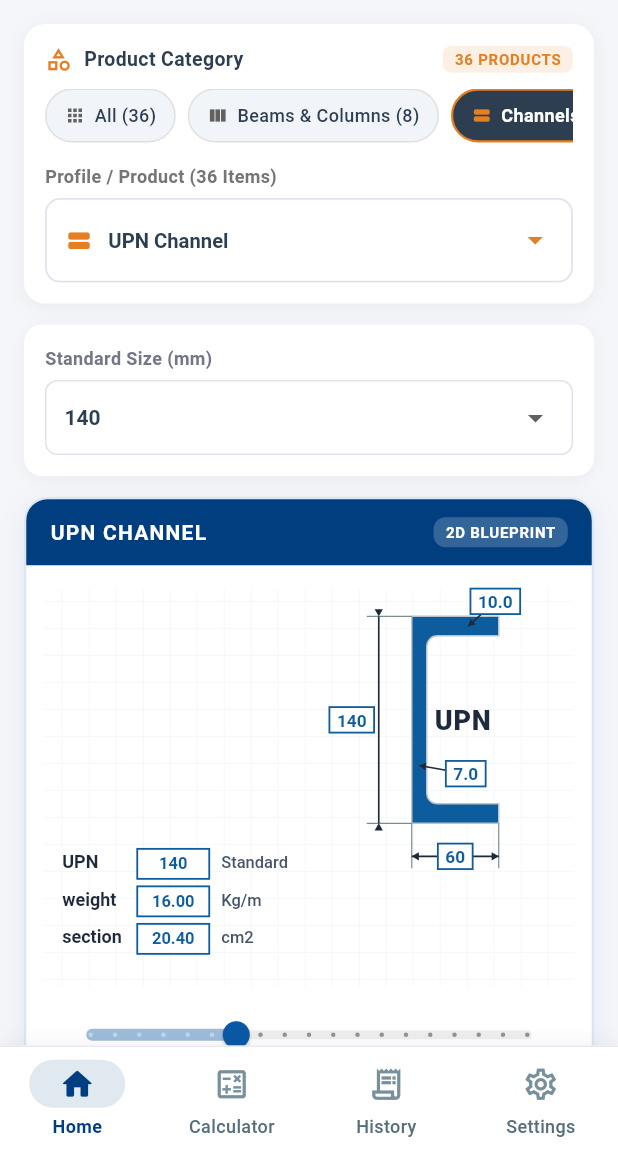
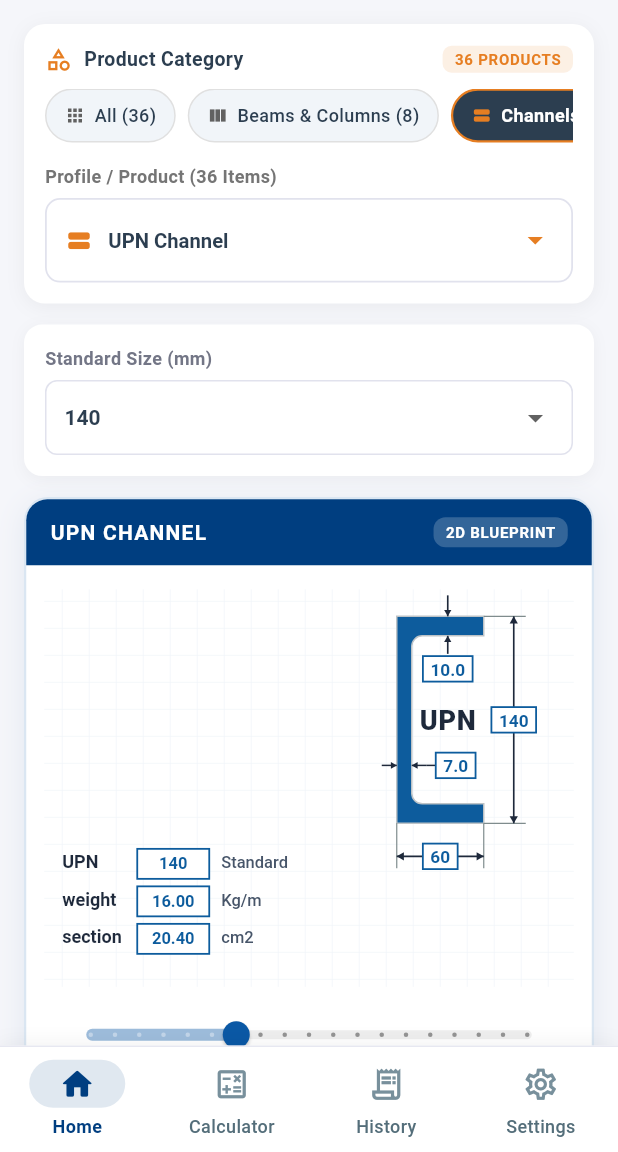
Before and after one commit to thasni-582/metal-weight-app, a Flutter app: the screen it shows after launch, after a tap on "Beams & Columns (8)", after a tap on "Channels (3)", on a phone screen of 412 x 824 dp, the part 84-1236 px from its top. Run offline on Flutter 3.47's test engine with Material 3 defaults, Android fonts, the phone set to English and light mode, and no system bars; our stand-ins replace hive_flutter, pdf, printing, share_plus, shared_preferences; accounts and stored records are empty.

Commit message:
Align channel 2D blueprint arrows and dimension layout to engineering standard

```diff
--- a/lib/screens/home/widgets/section_diagram_2d.dart
+++ b/lib/screens/home/widgets/section_diagram_2d.dart
@@ -983,7 +983,7 @@ class Section2DPainter extends CustomPainter {
     const double topY = 18.0;
 
     final double diagramRight = size.width - 12.0;
-    const double rightDimReserve = 38.0;
+    const double rightDimReserve = 48.0;
     final double startX = diagramRight - rightDimReserve - b;
 
     final Path path = Path();
@@ -1035,21 +1035,21 @@ class Section2DPainter extends CustomPainter {
     final double labelY = topY + (h - lp.height) / 2;
     lp.paint(canvas, Offset(labelX, labelY));
 
-    // Height Dim (Left)
-    final double hDimX = startX - 22.0;
     final Paint extPaint = Paint()
       ..color = const Color(0xFF7F8C8D)
       ..strokeWidth = 0.8;
-    canvas.drawLine(Offset(startX, topY), Offset(hDimX - 8.0, topY), extPaint);
-    canvas.drawLine(Offset(startX, topY + h), Offset(hDimX - 8.0, topY + h), extPaint);
-
     final Paint dimPaint = Paint()
       ..color = const Color(0xFF1E293B)
       ..strokeWidth = 1.1;
+
+    // Height Dim (Right) - vertical line with centered boxed dimension matching engineering slide rule standard
+    final double hDimX = startX + b + 20.0;
+    canvas.drawLine(Offset(startX + b, topY), Offset(hDimX + 8.0, topY), extPaint);
+    canvas.drawLine(Offset(startX + b, topY + h), Offset(hDimX + 8.0, topY + h), extPaint);
     canvas.drawLine(Offset(hDimX, topY), Offset(hDimX, topY + h), dimPaint);
-    _drawArrowHead(canvas, Offset(hDimX, topY), -math.pi / 2, size: 5.5);
-    _drawArrowHead(canvas, Offset(hDimX, topY + h), math.pi / 2, size: 5.5);
-    _drawBoxedDimension(canvas, Offset(hDimX - 18.0, topY + h / 2), data.heightVal.toStringAsFixed(0));
+    _drawArrowHead(canvas, Offset(hDimX, topY), math.pi / 2, size: 5.5);
+    _drawArrowHead(canvas, Offset(hDimX, topY + h), -math.pi / 2, size: 5.5);
+    _drawBoxedDimension(canvas, Offset(hDimX, topY + h / 2), data.heightVal.toStringAsFixed(0));
 
     // Width Dim (Bottom)
     const double bDimY = topY + h + 22.0;
@@ -1060,18 +1060,21 @@ class Section2DPainter extends CustomPainter {
     _drawArrowHead(canvas, Offset(startX + b, bDimY), math.pi, size: 5.5);
     _drawBoxedDimension(canvas, Offset(startX + b / 2, bDimY), data.widthVal.toStringAsFixed(0));
 
-    // tf & tw callouts (tw placed comfortably in lower region of pocket to prevent collision with profile label)
-    _drawCalloutArrow(
-      canvas,
-      Offset(startX + b * 0.65, topY + tf / 2),
-      Offset(startX + b * 0.65 + 18.0, topY - 10.0),
-      data.flangeThickVal.toStringAsFixed(1),
-    );
-    _drawCalloutArrow(
-      canvas,
-      Offset(startX + tw / 2, topY + h * 0.72),
-      Offset(startX + tw + 26.0, topY + h * 0.76),
-      data.webThickVal.toStringAsFixed(1),
+    // Flange thickness tf (Inward opposing vertical arrows, matching engineering slide rule standard)
+    final double flangeX = startX + tw + (b - tw) * 0.50;
+    canvas.drawLine(Offset(flangeX, topY - 14.0), Offset(flangeX, topY), dimPaint);
+    _drawArrowHead(canvas, Offset(flangeX, topY), -math.pi / 2, size: 4.8);
+    canvas.drawLine(Offset(flangeX, topY + tf + 12.0), Offset(flangeX, topY + tf), dimPaint);
+    _drawArrowHead(canvas, Offset(flangeX, topY + tf), math.pi / 2, size: 4.8);
+    _drawBoxedDimension(canvas, Offset(flangeX, topY + tf + 22.0), data.flangeThickVal.toStringAsFixed(1));
+
+    // Web thickness tw (Inward opposing horizontal arrows, matching engineering slide rule standard)
+    _drawWebThickCallout(
+      canvas: canvas,
+      webLeft: startX,
+      webRight: startX + tw,
+      centerY: topY + h * 0.72,
+      valStr: data.webThickVal.toStringAsFixed(1),
     );
   }
 
```
Also changed, not shown: lib/services/pdf_export_service.dart (+34 -12 lines).
